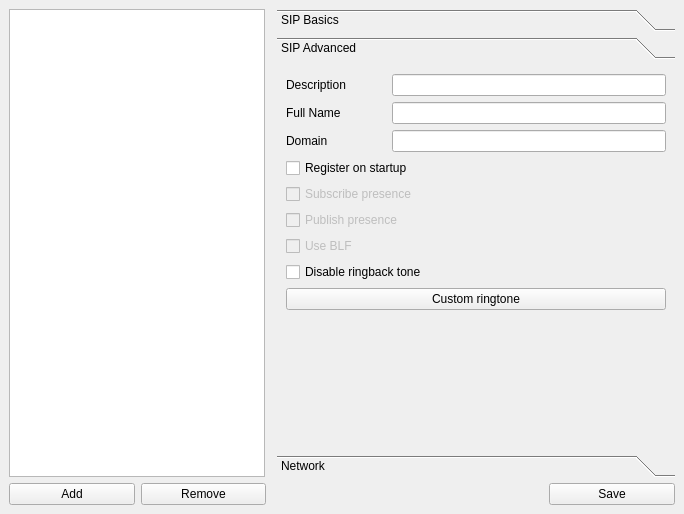
Above: src/ui/settings.ui from StefanYohansson/ktelephone before the change. Below: the same form after it.
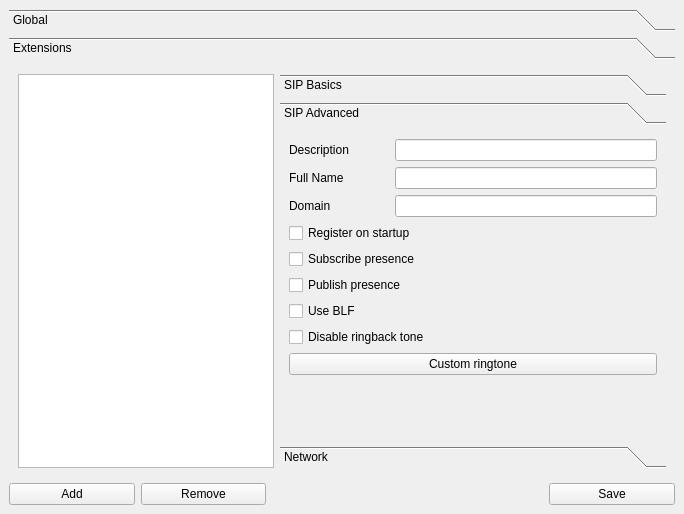
That is the form after the change. The open tabs and pages were chosen to show the change. Custom widgets are drawn as their Qt base class.

Commit message: add codec picker to global preferences (#46)

```diff
--- a/src/ui/settings.ui
+++ b/src/ui/settings.ui
@@ -44,8 +44,57 @@
      <height>514</height>
     </size>
    </property>
+   <layout class="QVBoxLayout" name="verticalLayout_2">
+    <item>
+     <widget class="QToolBox" name="toolBox_2">
+      <property name="currentIndex">
+       <number>1</number>
+      </property>
+      <widget class="QWidget" name="page_3">
+       <property name="geometry">
+        <rect>
+         <x>0</x>
+         <y>0</y>
+         <width>672</width>
+         <height>386</height>
+        </rect>
+       </property>
+       <attribute name="label">
+        <string>Global</string>
+       </attribute>
    <layout class="QGridLayout" name="gridLayout">
     <item row="0" column="0">
+         <widget class="KActionSelector" name="codecSelector">
+          <property name="sizePolicy">
+           <sizepolicy hsizetype="Preferred" vsizetype="Minimum">
+            <horstretch>0</horstretch>
+            <verstretch>0</verstretch>
+           </sizepolicy>
+          </property>
+          <property name="availableLabel">
+           <string>&amp;Codecs Available:</string>
+          </property>
+          <property name="selectedLabel">
+           <string>&amp;Codecs Selected:</string>
+          </property>
+         </widget>
+        </item>
+       </layout>
+      </widget>
+      <widget class="QWidget" name="page_4">
+       <property name="geometry">
+        <rect>
+         <x>0</x>
+         <y>0</y>
+         <width>672</width>
+         <height>386</height>
+        </rect>
+       </property>
+       <attribute name="label">
+        <string>Extensions</string>
+       </attribute>
+       <layout class="QHBoxLayout" name="horizontalLayout_9">
+        <item>
      <widget class="QListWidget" name="telephonesList">
       <property name="sizePolicy">
        <sizepolicy hsizetype="Fixed" vsizetype="Expanding">
@@ -55,10 +104,7 @@
       </property>
      </widget>
     </item>
-    <item row="1" column="0">
-     <layout class="QHBoxLayout" name="horizontalLayout_8"/>
-    </item>
-    <item row="0" column="2">
+        <item>
      <widget class="QToolBox" name="toolBox">
       <property name="currentIndex">
        <number>0</number>
@@ -146,9 +192,9 @@
        <property name="geometry">
         <rect>
          <x>0</x>
-         <y>0</y>
-         <width>404</width>
-         <height>356</height>
+             <y>-58</y>
+             <width>384</width>
+             <height>336</height>
         </rect>
        </property>
        <attribute name="label">
@@ -230,9 +276,6 @@
         </item>
         <item>
          <widget class="QCheckBox" name="subPresenceCheckbox">
-          <property name="enabled">
-           <bool>false</bool>
-          </property>
           <property name="text">
            <string>Subscribe presence</string>
           </property>
@@ -240,9 +283,6 @@
         </item>
         <item>
          <widget class="QCheckBox" name="pubPresenceCheckbox">
-          <property name="enabled">
-           <bool>false</bool>
-          </property>
           <property name="text">
            <string>Publish presence</string>
           </property>
@@ -250,9 +290,6 @@
         </item>
         <item>
          <widget class="QCheckBox" name="blfCheckbox">
-          <property name="enabled">
-           <bool>false</bool>
-          </property>
           <property name="text">
            <string>Use BLF</string>
           </property>
@@ -570,7 +607,14 @@
       </widget>
      </widget>
     </item>
-    <item row="2" column="0" colspan="3">
+       </layout>
+      </widget>
+     </widget>
+    </item>
+    <item>
+     <layout class="QHBoxLayout" name="horizontalLayout_8"/>
+    </item>
+    <item>
      <layout class="QHBoxLayout" name="horizontalLayout_7">
       <item>
        <widget class="QPushButton" name="addButton">
@@ -614,6 +658,13 @@
    </layout>
   </widget>
  </widget>
+ <customwidgets>
+  <customwidget>
+   <class>KActionSelector</class>
+   <extends>QWidget</extends>
+   <header>kactionselector.h</header>
+  </customwidget>
+ </customwidgets>
  <resources/>
  <connections/>
 </ui>
```
Left out of the diff: 23 changed lines with no effect on the pictures. Lines whose indentation alone changed are shown as unchanged. The commit also changes 5 other files.
